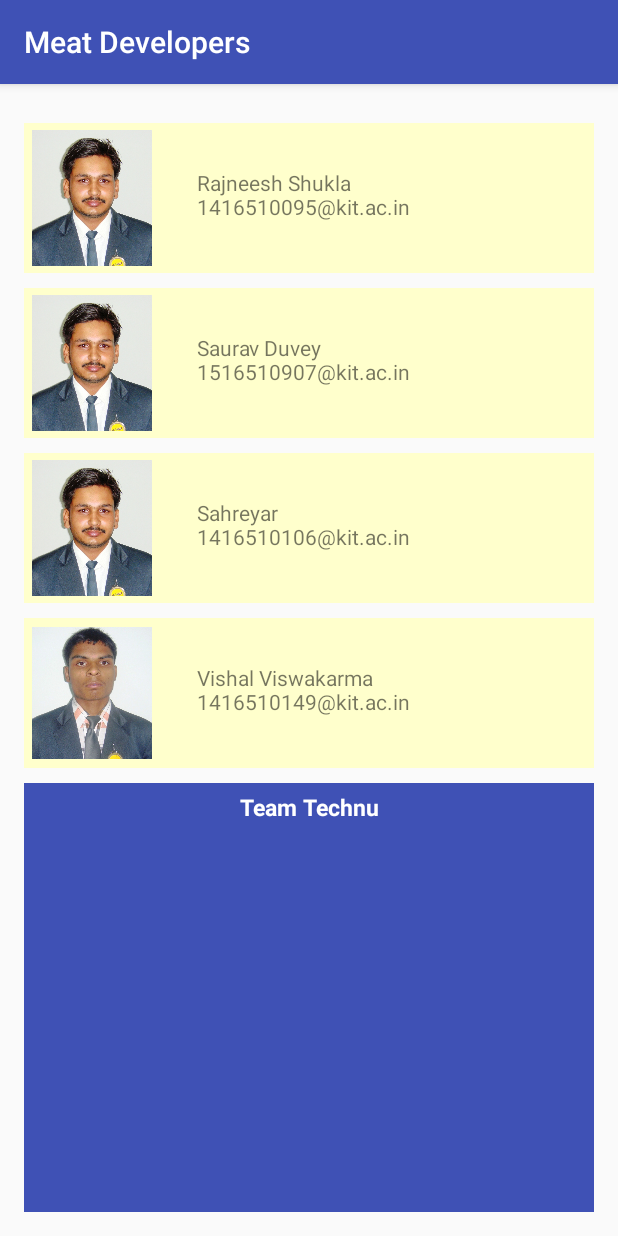
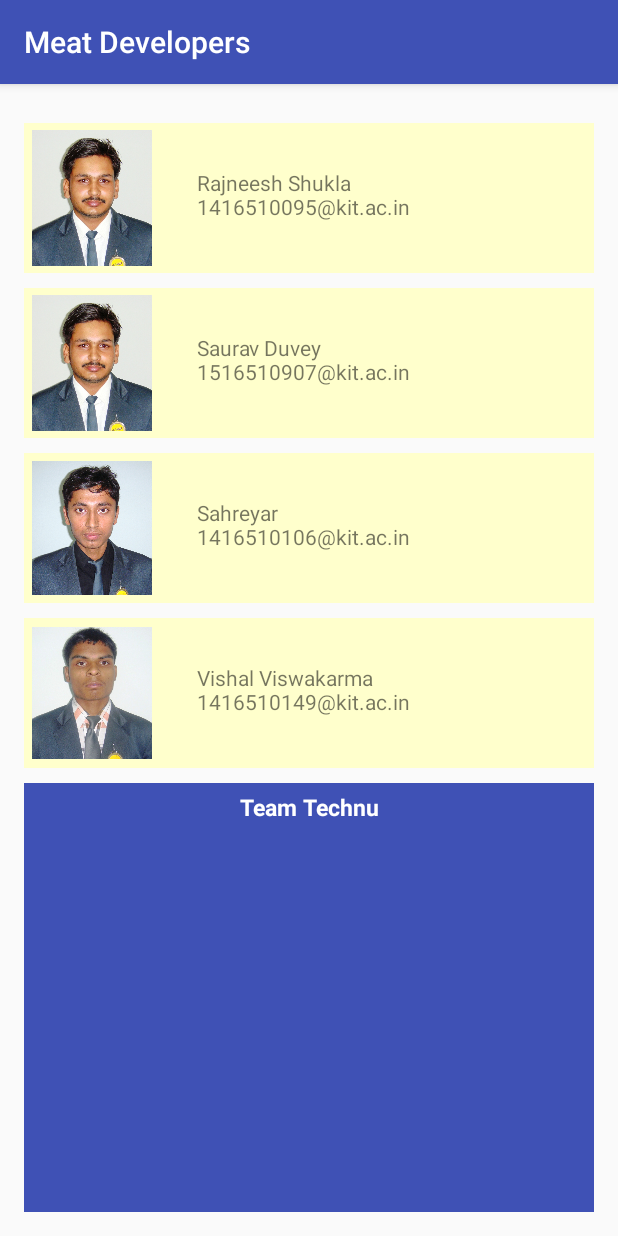
Before and after one commit to RajneeshShukla/KIT-App, an Android app: the SplashDeveloper screen opened directly, with no data from a screen before it, on a phone screen of 412 x 824 dp. Run offline under Robolectric (Android 15) with nearby library versions, the phone set to English and light mode, and no system bars.

Commit message:
Update Sahreyar Photo on Developer page

```diff
--- a/app/src/main/res/layout/activity_splash_developer.xml
+++ b/app/src/main/res/layout/activity_splash_developer.xml
@@ -59,7 +59,7 @@
         android:background="@color/colorAccent">
 
         <ImageView
-            android:src="@drawable/ic_rajneesh_photo"
+            android:src="@drawable/ic_sahreyar_photo"
             android:layout_width="85dp"
             android:layout_height="fill_parent"
             android:layout_gravity="left"
```
Also changed, not shown: app/src/main/java/in/ac/kit/kit_app/SplashDeveloper.java (line endings or trailing spaces), app/src/main/res/drawable/ic_sahreyar_photo.JPG (added).
